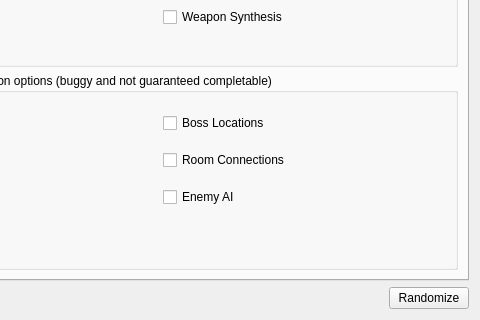
This is randomizer.ui in LagoLunatic/dsvrandom as Qt 5 draws it before an edit; both pictures show x 160 to 640 and y 261 to 581 of the 640 by 581 pixel window. The edited form follows.
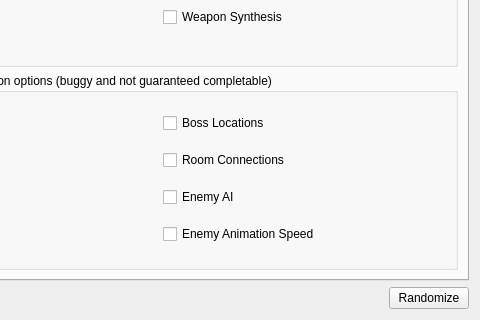
This is the edited form. Icons and pictures are not drawn.

Commit message: Add enemy anim speed randomizer option

```diff
--- a/randomizer.ui
+++ b/randomizer.ui
@@ -325,6 +325,13 @@
               </property>
              </widget>
             </item>
+            <item>
+             <widget class="QCheckBox" name="randomize_enemy_anim_speed">
+              <property name="text">
+               <string>Enemy Animation Speed</string>
+              </property>
+             </widget>
+            </item>
            </layout>
           </item>
          </layout>
```
Left out of the diff: 4 changed lines with no effect on the pictures. The commit also changes 3 other files.
